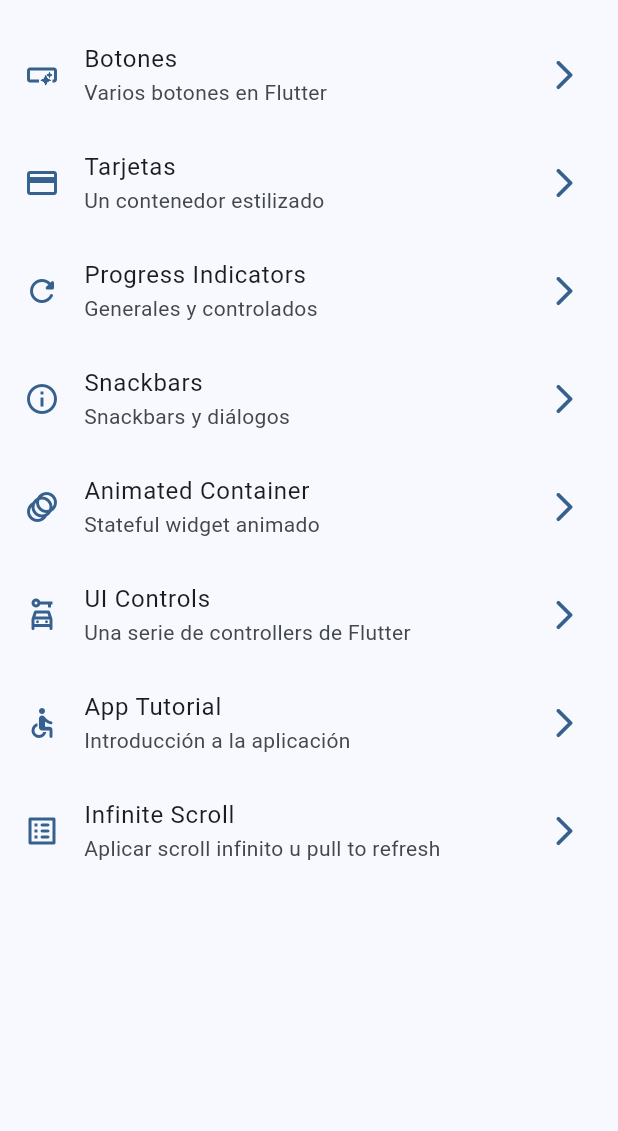
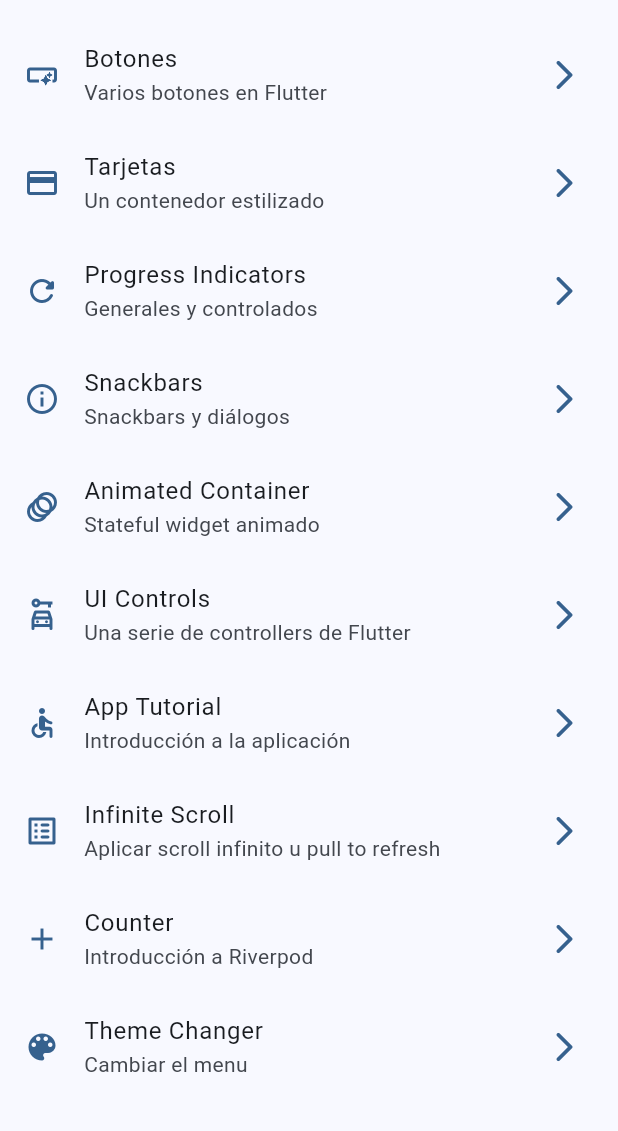
Before and after one commit to fernandodeleon23/flutter-widgets-app, a Flutter app: the screen it shows after launch, on a phone screen of 412 x 824 dp, the part 63-1194 px from its top. Run offline on Flutter 3.47's test engine with Material 3 defaults, Android fonts, the phone set to English and light mode, and no system bars; our stand-ins replace animate_do, flutter_riverpod, go_router.

```diff
--- a/lib/config/menu/menu_items.dart
+++ b/lib/config/menu/menu_items.dart
@@ -72,5 +72,19 @@ const appMenuItems = <MenuItem>[
 		subtitle: 'Aplicar scroll infinito u pull to refresh',
 		link: '/infinite-scroll',
 		icon: Icons.list_alt_rounded
+	),
+
+	MenuItem(
+		title: 'Counter',
+		subtitle: 'Introducción a Riverpod',
+		link: '/counter_screen',
+		icon: Icons.add
+	),
+
+	MenuItem(
+		title: 'Theme Changer',
+		subtitle: 'Cambiar el menu',
+		link: '/theme_changer',
+		icon: Icons.color_lens_sharp
 	)
 ];
--- a/lib/config/router/app_router.dart
+++ b/lib/config/router/app_router.dart
@@ -57,6 +57,18 @@ final appRouter = GoRouter(
 			name: InfiniteScrollScreen.name,
             path: '/infinite-scroll',
             builder: (context, state) => InfiniteScrollScreen(),
+        ),
+
+		GoRoute(
+			name: CounterScreen.name,
+            path: '/counter_screen',
+            builder: (context, state) => CounterScreen(),
+        ),
+
+		GoRoute(
+			name: ThemeChangerScreen.name,
+            path: '/theme_changer',
+            builder: (context, state) => ThemeChangerScreen(),
         )
     ],
 );
--- a/lib/config/theme/app_theme.dart
+++ b/lib/config/theme/app_theme.dart
@@ -12,9 +12,11 @@ const colorList = <Color>[
 class AppTheme {
 
 	final int selectedColor;
+	final bool isDarkMode;
 
 	AppTheme({
-		this.selectedColor = 0
+		this.selectedColor = 0,
+		this.isDarkMode = false
 	}):
 		assert( selectedColor >= 0, 'Color must be greater than 0' ),
 		assert( selectedColor < colorList.length, 'Color must be less or equal than ${ colorList.length - 1 }' );
@@ -26,6 +28,6 @@ class AppTheme {
 		appBarTheme: AppBarTheme(
 			centerTitle: true
 		),
-		//brightness: Brightness.dark
+		brightness: isDarkMode ? Brightness.dark : Brightness.light
 	);
 }
--- a/lib/main.dart
+++ b/lib/main.dart
@@ -1,17 +1,28 @@
 import 'package:flutter/material.dart';
+import 'package:flutter_riverpod/flutter_riverpod.dart';
 import 'package:widgets_app/config/router/app_router.dart';
 import 'package:widgets_app/config/theme/app_theme.dart';
+import 'package:widgets_app/presentation/providers/theme_provider.dart';
 
 void main() {
-    runApp(const MainApp());
+
+	runApp(
+
+		const ProviderScope(
+			child: MainApp()
+		)
+	);
 }
 
-class MainApp extends StatelessWidget {
+class MainApp extends ConsumerWidget {
 
     const MainApp({super.key});
 
     @override
-    Widget build(BuildContext context) {
+    Widget build(BuildContext context, WidgetRef ref) {
+
+		final selectedColor = ref.watch( selectedColorProvider );
+		final isDarkMode = ref.watch( isDarkModeProvider );
 
         return MaterialApp.router(
 
@@ -21,7 +32,7 @@ class MainApp extends StatelessWidget {
 
 			debugShowCheckedModeBanner: false,
 
-			theme: AppTheme( selectedColor: 0 ).getTheme()
+			theme: AppTheme( selectedColor: selectedColor, isDarkMode: isDarkMode ).getTheme()
 
         );
     }
--- /dev/null
+++ b/lib/presentation/providers/counter_provider.dart
@@ -0,0 +1,5 @@
+
+
+import 'package:flutter_riverpod/flutter_riverpod.dart';
+
+final counterProvider = StateProvider(( ref ) => 10 );
--- /dev/null
+++ b/lib/presentation/providers/theme_provider.dart
@@ -0,0 +1,12 @@
+
+import 'package:flutter_riverpod/flutter_riverpod.dart';
+import 'package:widgets_app/config/theme/app_theme.dart';
+
+// Lista de colors inmutable
+final colorListProvider = Provider( (ref) => colorList );
+
+// Un simple booleano
+final StateProvider<bool> isDarkModeProvider = StateProvider( ( ref ) => false );
+
+// Un simple entero
+final selectedColorProvider = StateProvider( (ref) => 0 );
--- a/lib/presentation/screens/screens.dart
+++ b/lib/presentation/screens/screens.dart
@@ -8,3 +8,5 @@ export 'package:widgets_app/presentation/screens/infinite_scroll/infinite_scroll
 export 'package:widgets_app/presentation/screens/progress/progress_screen.dart';
 export 'package:widgets_app/presentation/screens/snackbar/snackbar_screen.dart';
 export 'package:widgets_app/presentation/screens/ui_controls/ui_controls_screen.dart';
+export 'package:widgets_app/presentation/screens/counter/counter_screen.dart';
+export 'package:widgets_app/presentation/screens/theme_changer/theme_changer_screen.dart';
--- a/pubspec.yaml
+++ b/pubspec.yaml
@@ -10,6 +10,7 @@ dependencies:
   animate_do: ^4.2.0
   flutter:
     sdk: flutter
+  flutter_riverpod: ^2.6.1
   go_router: ^15.2.0
 
 dev_dependencies:
```
Also changed, not shown: lib/presentation/screens/counter/counter_screen.dart (added, +58 -0 lines), lib/presentation/screens/theme_changer/theme_changer_screen.dart (added, +70 -0 lines), pubspec.lock.
